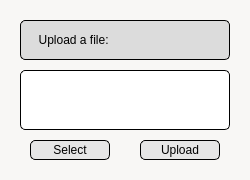
First picture: the form in UploadWindow.ui, repository LorenzoTarricone/TranscriptomiC, before the edit.
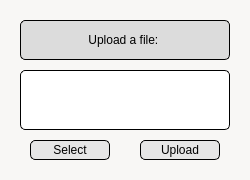
Second picture: the form after the edit.

```diff
--- a/UploadWindow.ui
+++ b/UploadWindow.ui
@@ -107,7 +107,10 @@
 font: 700 14pt &quot;Segoe UI&quot;;</string>
     </property>
     <property name="text">
-     <string>  Upload a file: </string>
+     <string>Upload a file: </string>
+    </property>
+    <property name="alignment">
+     <set>Qt::AlignCenter</set>
     </property>
    </widget>
   </widget>
```
Left out of the diff: 2 changed lines with no effect on the pictures.
